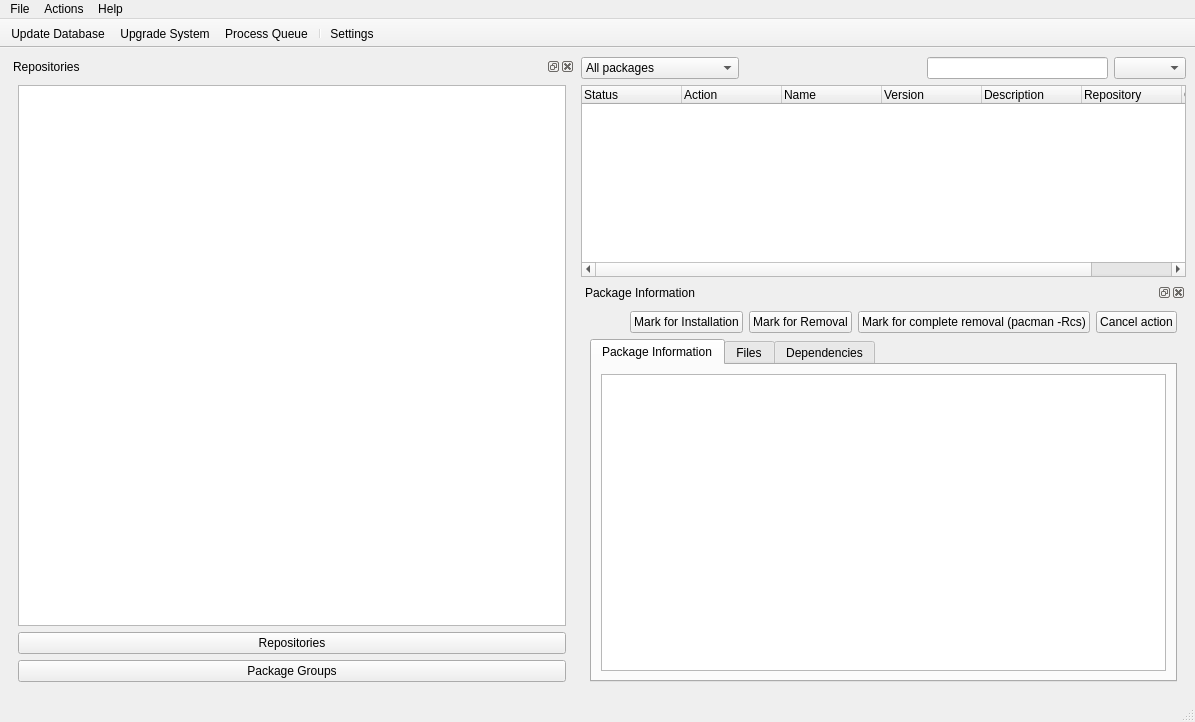
Before: the Qt Designer form trunk/ui/MainWindow.ui in drf/shaman1, drawn with Qt 5.
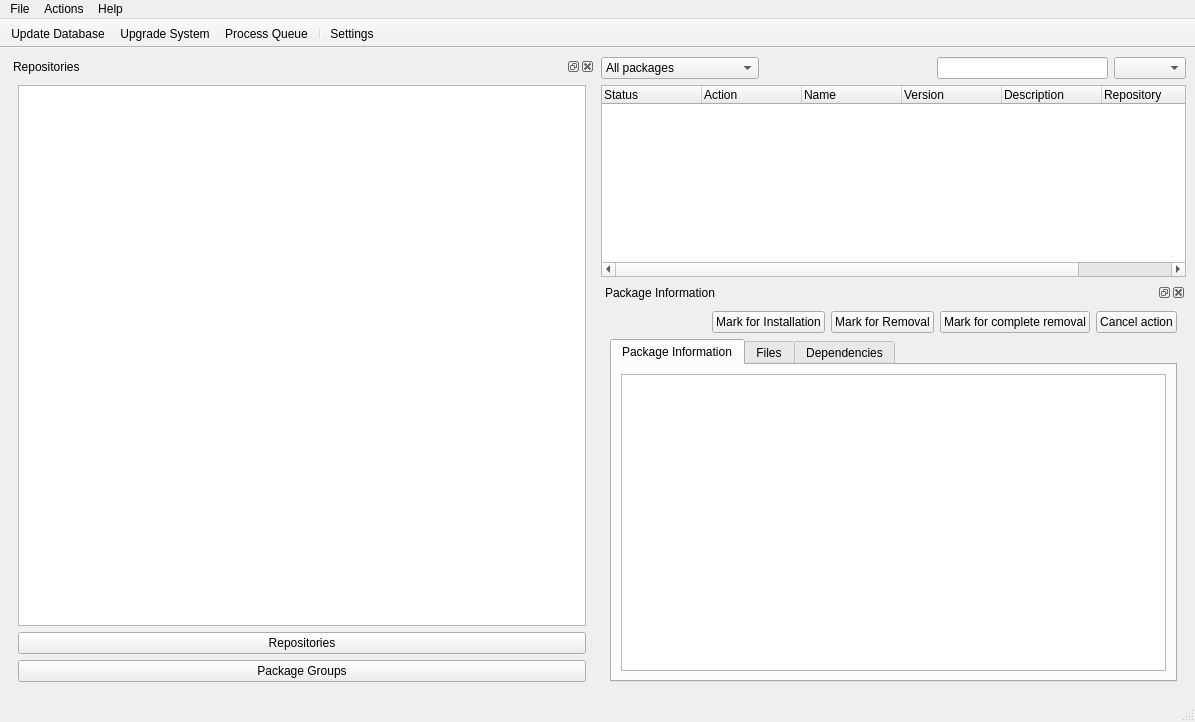
After: the same form once the commit is applied. Icons and pictures are not drawn.

Commit message: Remove pacman -Rcs

```diff
--- a/trunk/ui/MainWindow.ui
+++ b/trunk/ui/MainWindow.ui
@@ -277,7 +277,7 @@
             <item>
              <widget class="QPushButton" name="completeRemoveButton" >
               <property name="text" >
-               <string>Mark for complete removal (pacman -Rcs)</string>
+               <string>Mark for complete removal</string>
               </property>
               <property name="icon" >
                <iconset resource="qtpacman.qrc" >:/Icons/icons/edit-delete.png</iconset>
```
